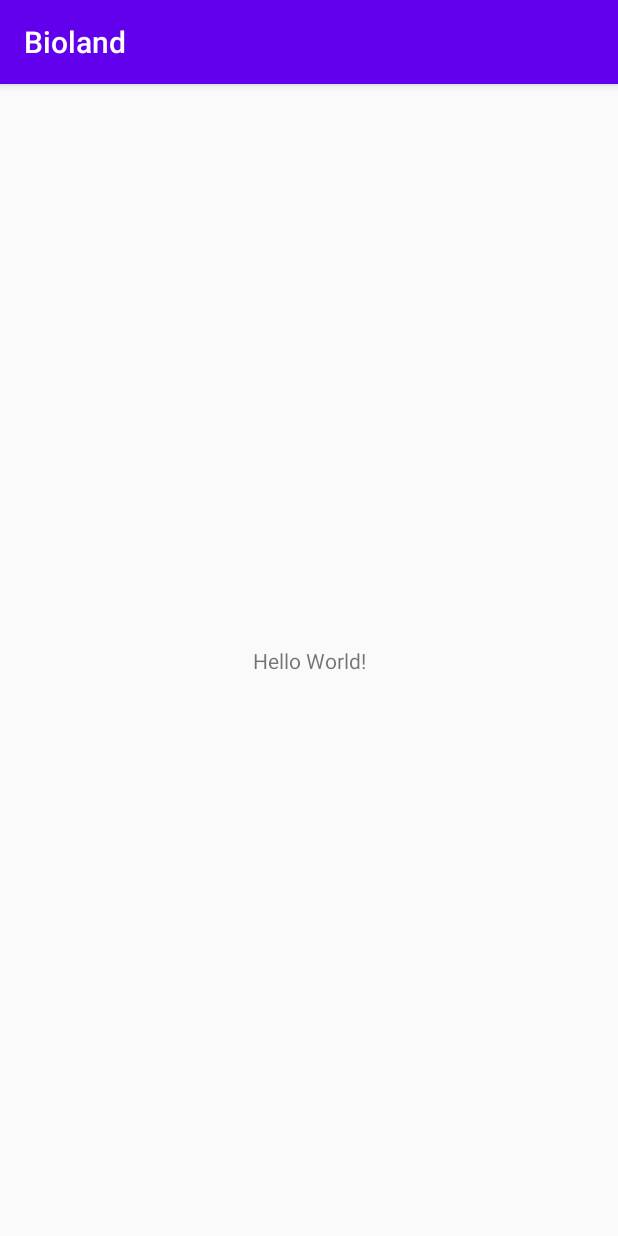
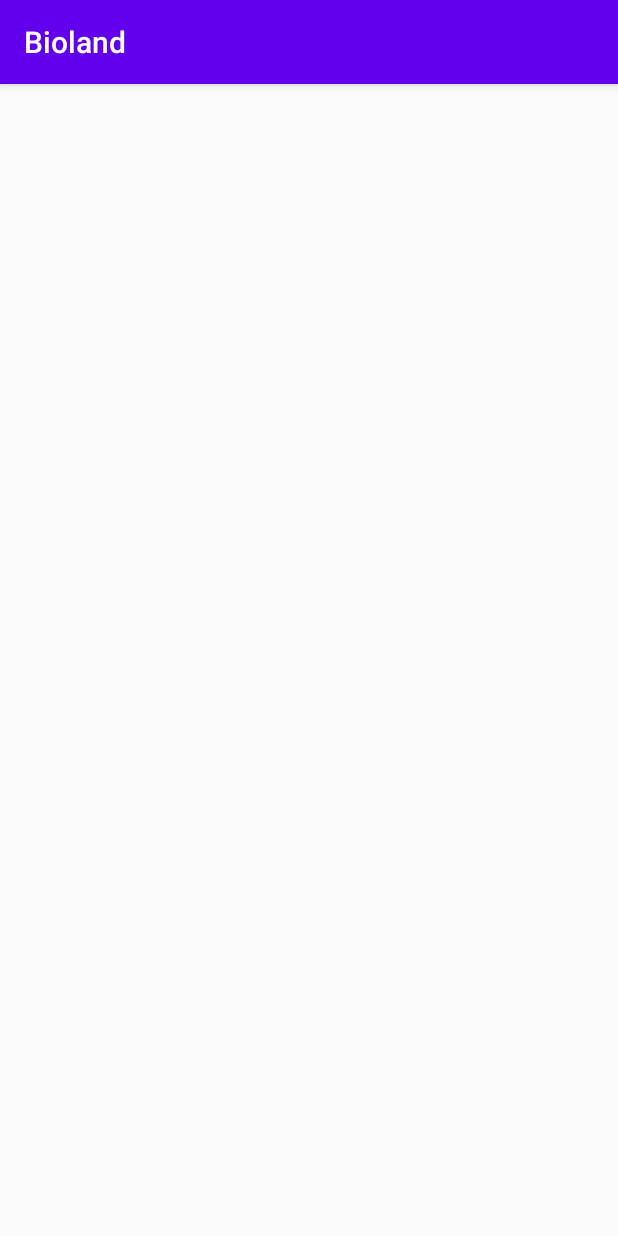
Before and after one commit to sivulich/AppiaGlucometers, an Android app: the screen it shows after launch (MainActivity), on a phone screen of 412 x 824 dp. Run offline under Robolectric (Android 15) with nearby library versions, the phone set to English and light mode, and no system bars.

Commit message:
Clean UI

```diff
--- a/app/src/main/res/layout/activity_main.xml
+++ b/app/src/main/res/layout/activity_main.xml
@@ -4,15 +4,4 @@
     xmlns:tools="http://schemas.android.com/tools"
     android:layout_width="match_parent"
     android:layout_height="match_parent"
-    tools:context="com.appia.main.MainActivity">
-
-    <TextView
-        android:layout_width="wrap_content"
-        android:layout_height="wrap_content"
-        android:text="Hello World!"
-        app:layout_constraintBottom_toBottomOf="parent"
-        app:layout_constraintLeft_toLeftOf="parent"
-        app:layout_constraintRight_toRightOf="parent"
-        app:layout_constraintTop_toTopOf="parent" />
-
-</androidx.constraintlayout.widget.ConstraintLayout>
+    tools:context="com.appia.main.MainActivity"/>
```
